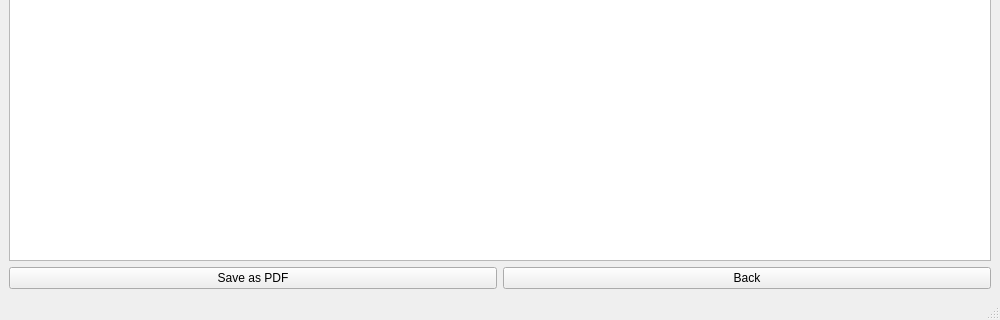
Before: the Qt Designer form app/ui/viewAttendance.ui in mudit-codes/attendify, drawn with Qt 5; both pictures show x 0 to 1000 and y 480 to 800 of the 1000 by 800 pixel window.
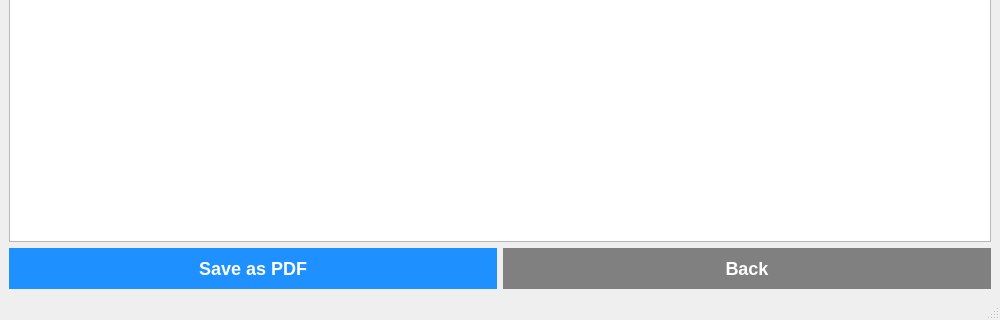
After: the same form once the commit is applied.

Commit message: View Attendance completed 🟢

The edit to the form file:
```diff
--- a/app/ui/viewAttendance.ui
+++ b/app/ui/viewAttendance.ui
@@ -99,6 +99,23 @@
                                 <property name="text">
                                     <string>Save as PDF</string>
                                 </property>
+                                <property name="styleSheet">
+                                    <string>
+                                        QPushButton {
+                                        background-color: dodgerblue;
+                                        color: white;
+                                        border: none;
+                                        padding: 10px 20px;
+                                        text-decoration: none;
+                                        font-size: 18px;
+                                        font-weight: bold;
+                                        font-family: Arial, sans-serif;
+                                        }
+                                        QPushButton:hover {
+                                        background-color: light-blue;
+                                        }
+                                    </string>
+                                </property>
                             </widget>
                         </item>
                         <item>
@@ -109,6 +126,23 @@
                                 <property name="shortcut">
                                     <string>Backspace</string>
                                 </property>
+                                <property name="styleSheet">
+                                    <string>
+                                        QPushButton {
+                                        background-color: grey;
+                                        color: white;
+                                        border: none;
+                                        padding: 10px 20px;
+                                        text-decoration: none;
+                                        font-size: 18px;
+                                        font-weight: bold;
+                                        font-family: Arial, sans-serif;
+                                        }
+                                        QPushButton:hover {
+                                        background-color: dark-grey;
+                                        }
+                                    </string>
+                                </property>
                             </widget>
                         </item>
                     </layout>
```
The commit also changes 12 other files.
